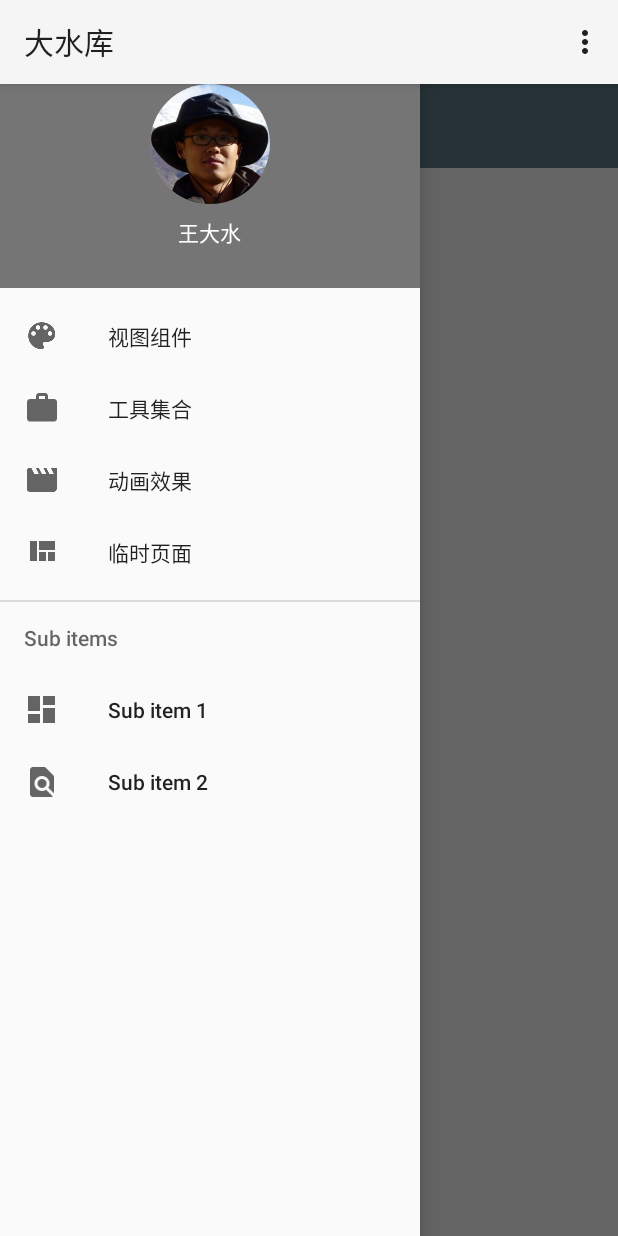
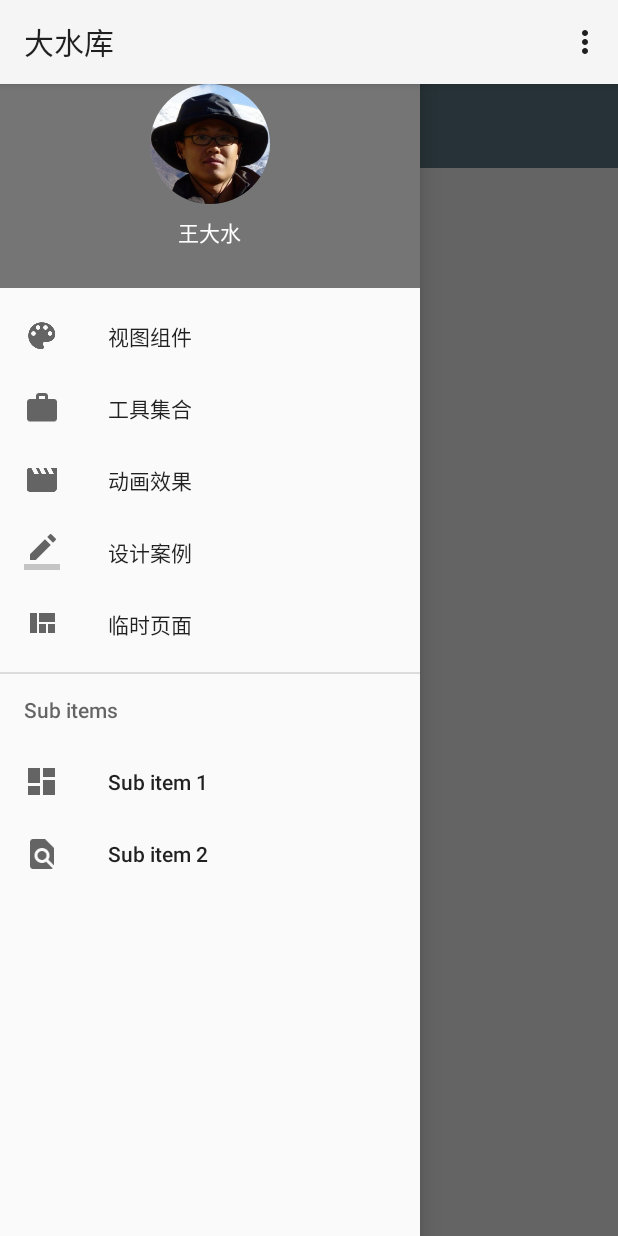
Before and after one commit to wangenyong/weytest, an Android app: the screen it shows after launch (MainActivity), on a phone screen of 412 x 824 dp. Run offline under Robolectric (Android 15) with nearby library versions, the phone set to English and light mode, and no system bars; our stand-ins replace ButterKnife; libraries missing offline, so code that uses them is left out: com.baidu.location, com.wangenyong.mylibrary; plain views replace CircularImageView; Roboto replaces fonts that are not available here; 3 statements that could not run were skipped.

Commit message:
添加drawer项目。

```diff
--- a/app/src/main/res/menu/drawer.xml
+++ b/app/src/main/res/menu/drawer.xml
@@ -14,6 +14,10 @@
             android:id="@+id/nav_animation"
             android:icon="@drawable/ic_action_animation"
             android:title="@string/drawer_animation" />
+        <item
+            android:id="@+id/nav_design"
+            android:icon="@drawable/ic_action_design"
+            android:title="@string/drawer_design" />
         <item
             android:id="@+id/nav_tmp"
             android:icon="@drawable/ic_action_tmp"
--- a/app/src/main/res/values/strings.xml
+++ b/app/src/main/res/values/strings.xml
@@ -20,6 +20,7 @@
     <string name="drawer_view">视图组件</string>
     <string name="drawer_tools">工具集合</string>
     <string name="drawer_animation">动画效果</string>
+    <string name="drawer_design">设计案例</string>
     <string name="drawer_tmp">临时页面</string>
 
 
```
Also changed, not shown: app/src/main/java/com/wangenyong/weytest/activities/TmpActivity.java (line endings or trailing spaces), app/src/main/res/drawable-hdpi/ic_action_design.png (added), app/src/main/res/drawable-mdpi/ic_action_design.png (added), app/src/main/res/drawable-xhdpi/ic_action_design.png (added), app/src/main/res/drawable-xxhdpi/ic_action_design.png (added), app/src/main/res/drawable-xxxhdpi/ic_action_design.png (added).
